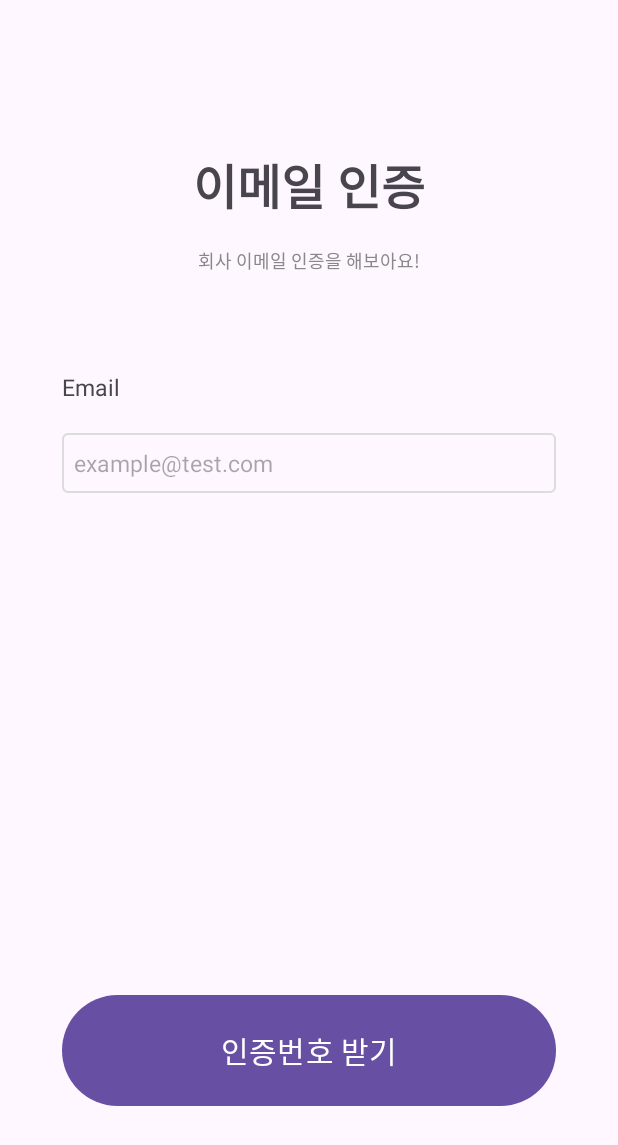
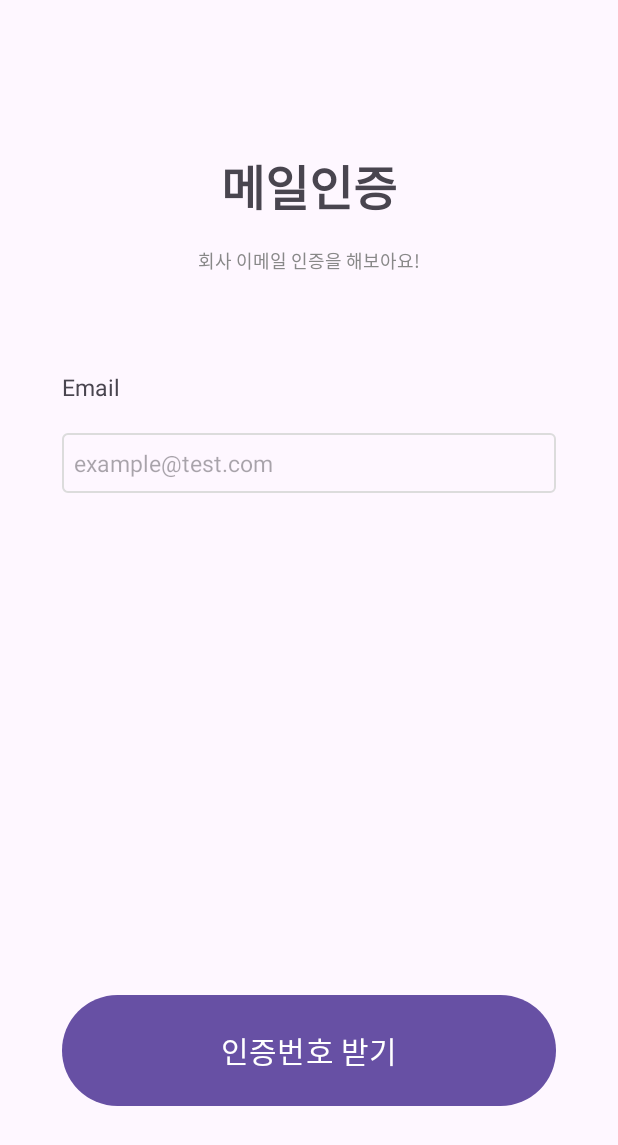
Before and after one commit to gun-s-kids/gun-s-kids-AOS, an Android app: the MailFragment screen opened directly, with no data from a screen before it, on a phone screen of 412 x 824 dp. Shown: the top 1145 px of the screen. Run offline under Robolectric (Android 15) with nearby library versions, the phone set to English and light mode, and no system bars; our stand-ins replace data binding.

```diff
--- a/presentation/src/main/java/com/ehyundai/project/club/view/signUp/MailFragment.kt
+++ b/presentation/src/main/java/com/ehyundai/project/club/view/signUp/MailFragment.kt
@@ -7,30 +7,39 @@ import androidx.fragment.app.activityViewModels
 import com.ehyundai.project.club.R
 import com.ehyundai.project.club.base.BaseFragment
 import com.ehyundai.project.club.databinding.FragmentMailBinding
+import com.ehyundai.project.club.view.login.FindAccountActivity
 
 class MailFragment : BaseFragment<FragmentMailBinding>(R.layout.fragment_mail) {
-    private var parentActivity: SignUpActivity? = null
+    private var signUpActivity: SignUpActivity? = null
+    private var findAccountActivity: FindAccountActivity? = null
     private val viewModel: SignUpViewModel by activityViewModels()
     override val TAG: String = "MailFragment"
 
     override fun onAttach(context: Context) {
         super.onAttach(context)
-        parentActivity = activity as SignUpActivity
+        if (context is SignUpActivity)
+            signUpActivity = context
+        else if (context is FindAccountActivity)
+            findAccountActivity = context
     }
 
     override fun onViewCreated(view: View, savedInstanceState: Bundle?) {
         super.onViewCreated(view, savedInstanceState)
         binding.viewModel = viewModel
         goAuthMail()
+        activity
     }
 
     override fun onDetach() {
         super.onDetach()
-        parentActivity = null
+        signUpActivity = null
+        findAccountActivity = null
     }
 
-    private fun goAuthMail(){
+    private fun goAuthMail() {
         binding.btnSignUp.setOnClickListener {
-            if(parentActivity != null) parentActivity?.setFragment(2) }
+            if (signUpActivity != null) signUpActivity?.setFragment(2)
+            else if (findAccountActivity != null) findAccountActivity?.setFragment(2)
+        }
     }
 }
--- a/presentation/src/main/java/com/ehyundai/project/club/view/signUp/SignUpActivity.kt
+++ b/presentation/src/main/java/com/ehyundai/project/club/view/signUp/SignUpActivity.kt
@@ -14,6 +14,7 @@ class SignUpActivity : BaseActivity<ActivitySignUpBinding>(R.layout.activity_sig
     override fun onCreate(savedInstanceState: Bundle?) {
         super.onCreate(savedInstanceState)
         binding.viewModel = viewModel
+        viewModel.setTitle(true)
         setFragment(3)
     }
 
--- a/presentation/src/main/java/com/ehyundai/project/club/view/signUp/SignUpFragment.kt
+++ b/presentation/src/main/java/com/ehyundai/project/club/view/signUp/SignUpFragment.kt
@@ -1,5 +1,6 @@
 package com.ehyundai.project.club.view.signUp
 
+import android.app.Activity
 import android.content.Context
 import android.os.Bundle
 import android.view.View
@@ -9,13 +10,13 @@ import com.ehyundai.project.club.base.BaseFragment
 import com.ehyundai.project.club.databinding.FragmentSignUpBinding
 
 class SignUpFragment : BaseFragment<FragmentSignUpBinding>(R.layout.fragment_sign_up) {
-    private var parentActivity: SignUpActivity? = null
+    private var parentActivity: Activity? = null
     private val viewModel: SignUpViewModel by activityViewModels()
     override val TAG: String = "SignUpFragment"
 
     override fun onAttach(context: Context) {
         super.onAttach(context)
-        parentActivity = activity as SignUpActivity
+        parentActivity = activity
     }
 
     override fun onViewCreated(view: View, savedInstanceState: Bundle?) {
--- a/presentation/src/main/java/com/ehyundai/project/club/view/signUp/SignUpViewModel.kt
+++ b/presentation/src/main/java/com/ehyundai/project/club/view/signUp/SignUpViewModel.kt
@@ -1,5 +1,6 @@
 package com.ehyundai.project.club.view.signUp
 
+import androidx.lifecycle.LiveData
 import androidx.lifecycle.MutableLiveData
 import com.ehyundai.project.club.base.BaseViewModel
 import javax.inject.Inject
@@ -7,4 +8,14 @@ import javax.inject.Inject
 class SignUpViewModel @Inject constructor() : BaseViewModel()  {
     val mail: MutableLiveData<String> = MutableLiveData("")
 
+    val title = MutableLiveData<String>()
+
+
+    fun setTitle(flag : Boolean){
+        if(flag)
+            title.value = "메일인증"
+        else
+            title.value = "비밀번호 찾기"
+    }
+
 }
--- a/presentation/src/main/res/layout/fragment_auth_mail.xml
+++ b/presentation/src/main/res/layout/fragment_auth_mail.xml
@@ -23,7 +23,7 @@
                 android:layout_width="match_parent"
                 android:layout_height="0dp"
                 android:gravity="center"
-                android:text="메일인증"
+                android:text="@={viewModel.title}"
                 android:textSize="32sp"
                 android:textStyle="bold"
                 app:layout_constraintHeight_percent="0.1"
--- a/presentation/src/main/res/layout/fragment_mail.xml
+++ b/presentation/src/main/res/layout/fragment_mail.xml
@@ -23,7 +23,7 @@
                 android:layout_width="match_parent"
                 android:layout_height="0dp"
                 android:gravity="center"
-                android:text="이메일 인증"
+                android:text="@={viewModel.title}"
                 android:textSize="32sp"
                 android:textStyle="bold"
                 app:layout_constraintHeight_percent="0.1"
```
Also changed, not shown: presentation/src/main/java/com/ehyundai/project/club/view/login/FindAccountActivity.kt (+24 -3 lines), presentation/src/main/java/com/ehyundai/project/club/view/signUp/AuthMailFragment.kt (+13 -5 lines), presentation/src/main/res/layout/activity_find_account.xml (+12 -0 lines).
